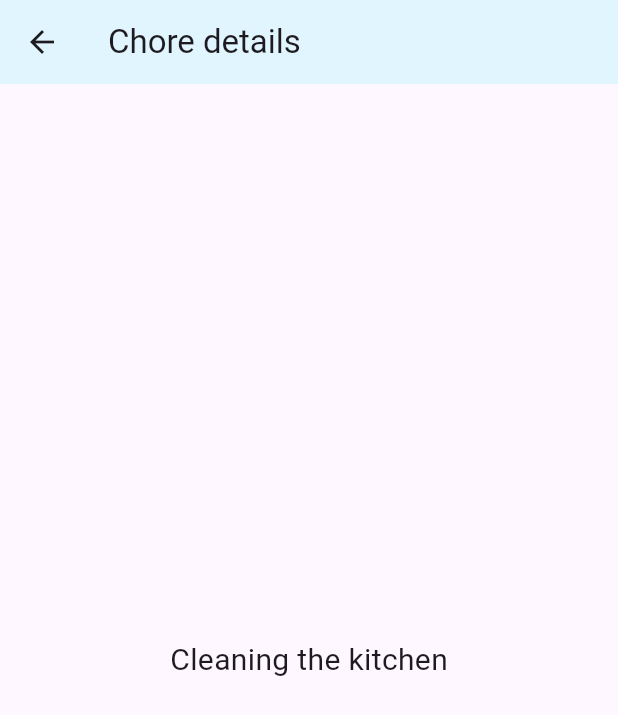
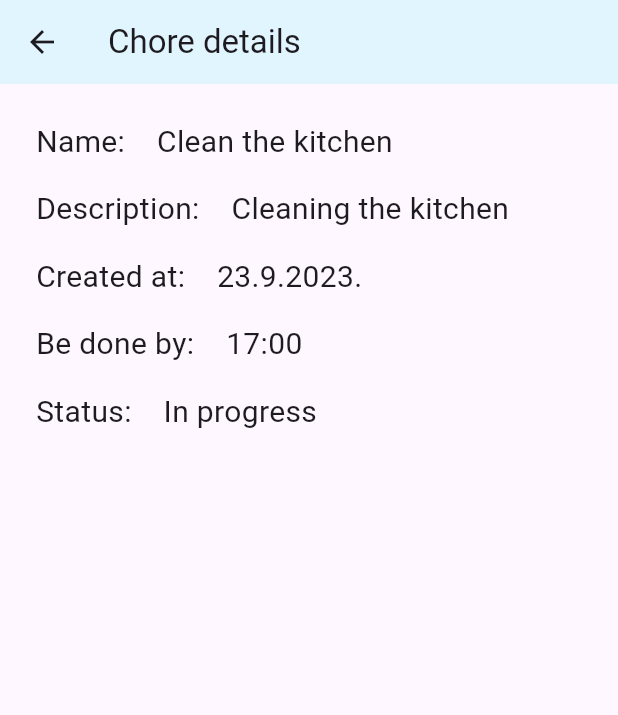
Before and after one commit to dominikdoric/house-work-app, a Flutter app: the screen it shows after launch, after a tap on "Clean the kitchen", on a phone screen of 412 x 824 dp. Shown: the top 715 px of the screen. Run offline on Flutter 3.47's test engine with Material 2 defaults, Android fonts, the phone set to English and light mode, and no system bars; our stand-ins replace cloud_firestore, firebase_auth, firebase_core, flutter_bloc, freezed_annotation, get_it and 1 more; accounts and stored records are empty.

Commit message:
Chore details screen updated to display all details, needs design polish

```diff
--- a/house_work_app/lib/presentation/screens/choreDetailsScreen/chore_details_screen_view.dart
+++ b/house_work_app/lib/presentation/screens/choreDetailsScreen/chore_details_screen_view.dart
@@ -1,6 +1,7 @@
 import 'package:flutter/material.dart';
 import 'package:house_work_app/betaServer/entities/choreMock/chore_mock.dart';
-import 'package:house_work_app/presentation/widgets/custom_text.dart';
+import 'package:house_work_app/presentation/widgets/chore_details_single_row.dart';
+import 'package:house_work_app/util/strings.dart';
 
 class ChoreDetailsScreenView extends StatelessWidget {
   final ChoreMock choreDetails;
@@ -12,7 +13,30 @@ class ChoreDetailsScreenView extends StatelessWidget {
     return Padding(
       padding: const EdgeInsets.all(16.0),
       child: Center(
-        child: CustomText(text: choreDetails.description),
+        child: Column(
+          children: [
+            ChoreDetailsSingleRow(
+              label: Strings.name,
+              value: choreDetails.name,
+            ),
+            ChoreDetailsSingleRow(
+              label: Strings.description,
+              value: choreDetails.description,
+            ),
+            ChoreDetailsSingleRow(
+              label: Strings.createdAt,
+              value: choreDetails.createdAt,
+            ),
+            ChoreDetailsSingleRow(
+              label: Strings.beDoneBy,
+              value: choreDetails.beDoneBy,
+            ),
+            ChoreDetailsSingleRow(
+              label: Strings.status,
+              value: choreDetails.status,
+            ),
+          ],
+        ),
       ),
     );
   }
--- /dev/null
+++ b/house_work_app/lib/presentation/widgets/chore_details_single_row.dart
@@ -0,0 +1,22 @@
+import 'package:flutter/material.dart';
+import 'package:house_work_app/presentation/widgets/custom_text.dart';
+
+class ChoreDetailsSingleRow extends StatelessWidget {
+  final String label;
+  final String value;
+
+  const ChoreDetailsSingleRow({
+    required this.label,
+    required this.value,
+  });
+
+  @override
+  Widget build(BuildContext context) {
+    return Row(
+      children: [
+        CustomText(text: label),
+        CustomText(text: value),
+      ],
+    );
+  }
+}
--- a/house_work_app/lib/util/strings.dart
+++ b/house_work_app/lib/util/strings.dart
@@ -50,4 +50,11 @@ class Strings {
   static const inProgress = 'In progress';
   static const done = 'Done';
   static const addChore = 'Enter new chore here';
+
+  // Chore details properties
+  static const name = 'Name: ';
+  static const description = 'Description: ';
+  static const createdAt = 'Created at: ';
+  static const beDoneBy = 'Be done by: ';
+  static const status = 'Status: ';
 }
```
